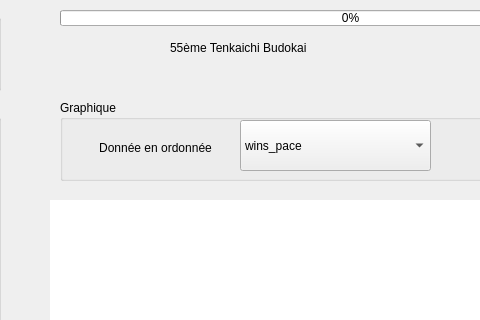
darkruss48/Polar, file mainwindow.ui: the form before one commit; both pictures show x 460 to 940 and y 0 to 320 of the 1294 by 755 pixel window.
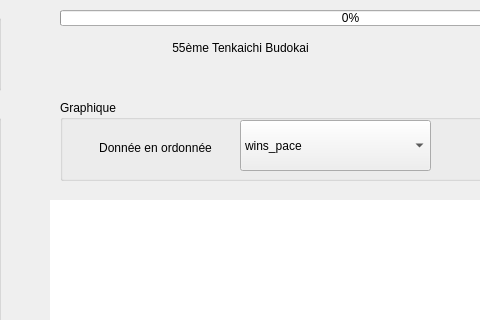
The form after the commit.

```diff
--- a/mainwindow.ui
+++ b/mainwindow.ui
@@ -462,6 +462,9 @@
     <property name="text">
      <string>55ème Tenkaichi Budokai</string>
     </property>
+    <property name="alignment">
+     <set>Qt::AlignmentFlag::AlignCenter</set>
+    </property>
    </widget>
    <widget class="QLabel" name="label_tips">
     <property name="geometry">
```
Left out of the diff: 3 changed lines with no effect on the pictures.
